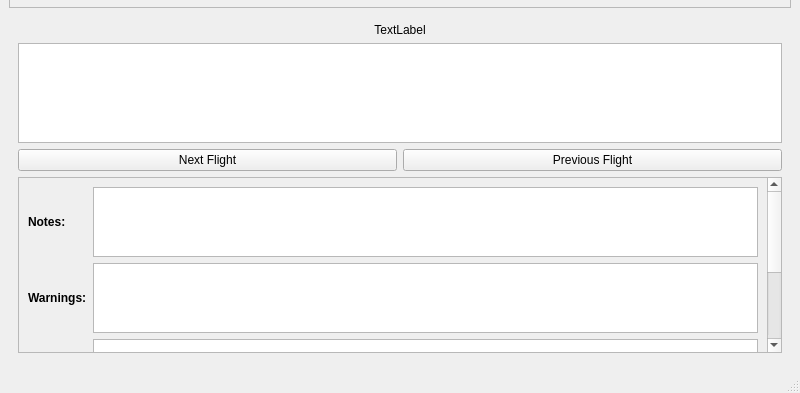
First picture: the form in SOFIACruiseTools/Reviewer/mainwindow.ui, repository astrobokonon/SOFIACruiseTools, before the edit; both pictures show x 0 to 800 and y 215 to 608 of the 800 by 608 pixel window.
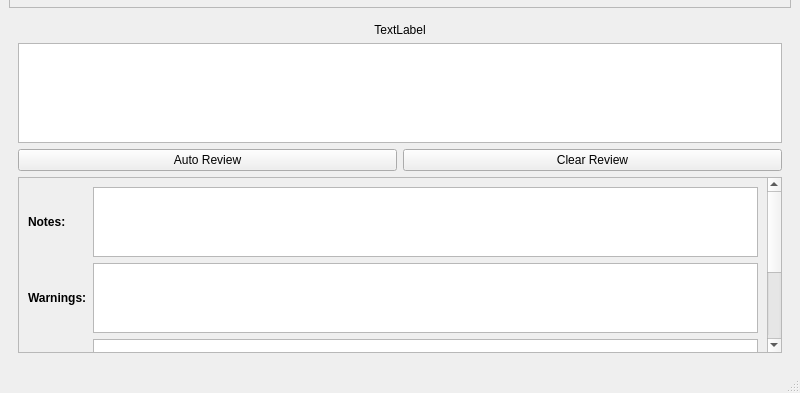
Second picture: the form after the edit. Custom widgets are drawn as their Qt base class.

Commit message: Auto reviewing in the app works!  But once you remove a flight, everything is cleared so I have to deal with that next.  Also, need an event in the text edit boxes to capture user input and update the underlying class appropriately

What changed in the file:
```diff
--- a/SOFIACruiseTools/Reviewer/mainwindow.ui
+++ b/SOFIACruiseTools/Reviewer/mainwindow.ui
@@ -254,14 +254,14 @@
        <item row="2" column="1">
         <widget class="QPushButton" name="pushButtonPrevFlight">
          <property name="text">
-          <string>Previous Flight</string>
+          <string>Clear Review</string>
          </property>
         </widget>
        </item>
        <item row="2" column="0">
         <widget class="QPushButton" name="pushButtonNextFlight">
          <property name="text">
-          <string>Next Flight</string>
+          <string>Auto Review</string>
          </property>
         </widget>
        </item>
```
Left out of the diff: 4 changed lines with no effect on the pictures. The commit also changes 3 other files.
